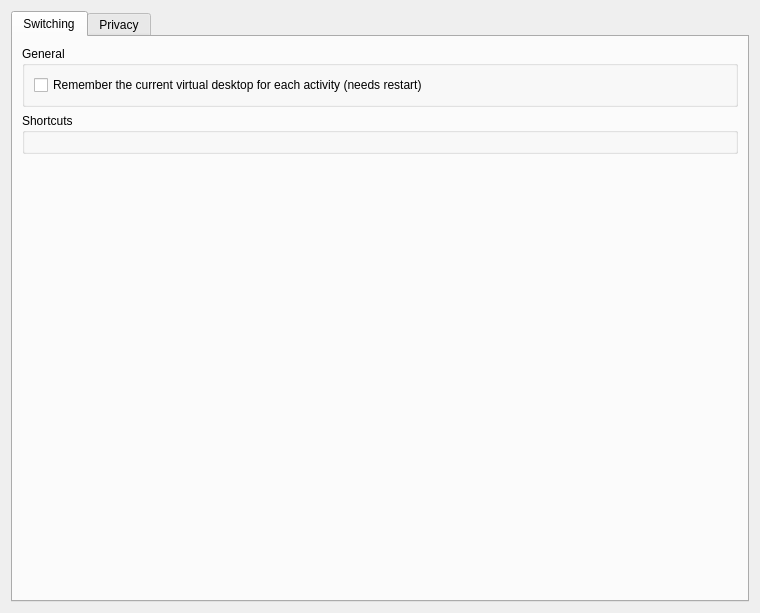
Old version of the form src/workspace/settings/ui/MainConfigurationWidgetBase.ui in the repository KDE/kactivities.
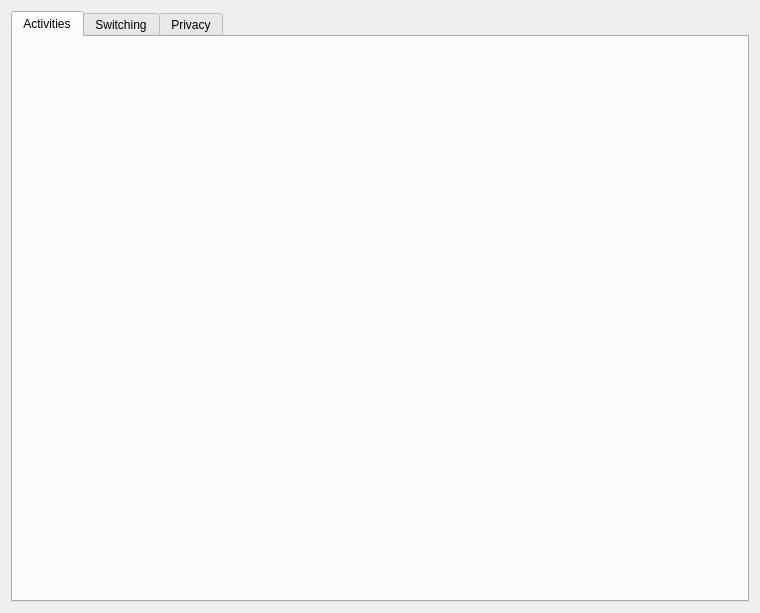
New version of the form. Custom widgets are drawn as their Qt base class.

Commit message: Basic UI for the activities creation/deletion/configuration section in KCM

```diff
--- a/src/workspace/settings/ui/MainConfigurationWidgetBase.ui
+++ b/src/workspace/settings/ui/MainConfigurationWidgetBase.ui
@@ -16,6 +16,16 @@
      <property name="currentIndex">
       <number>0</number>
      </property>
+     <widget class="QWidget" name="tab">
+      <attribute name="title">
+       <string>Activities</string>
+      </attribute>
+      <layout class="QHBoxLayout" name="horizontalLayout_2">
+       <item>
+        <widget class="QWidget" name="viewActivitiesContainer" native="true"/>
+       </item>
+      </layout>
+     </widget>
      <widget class="QWidget" name="tabGeneral">
       <attribute name="title">
        <string>Switching</string>
```
The commit also changes 3 other files.
